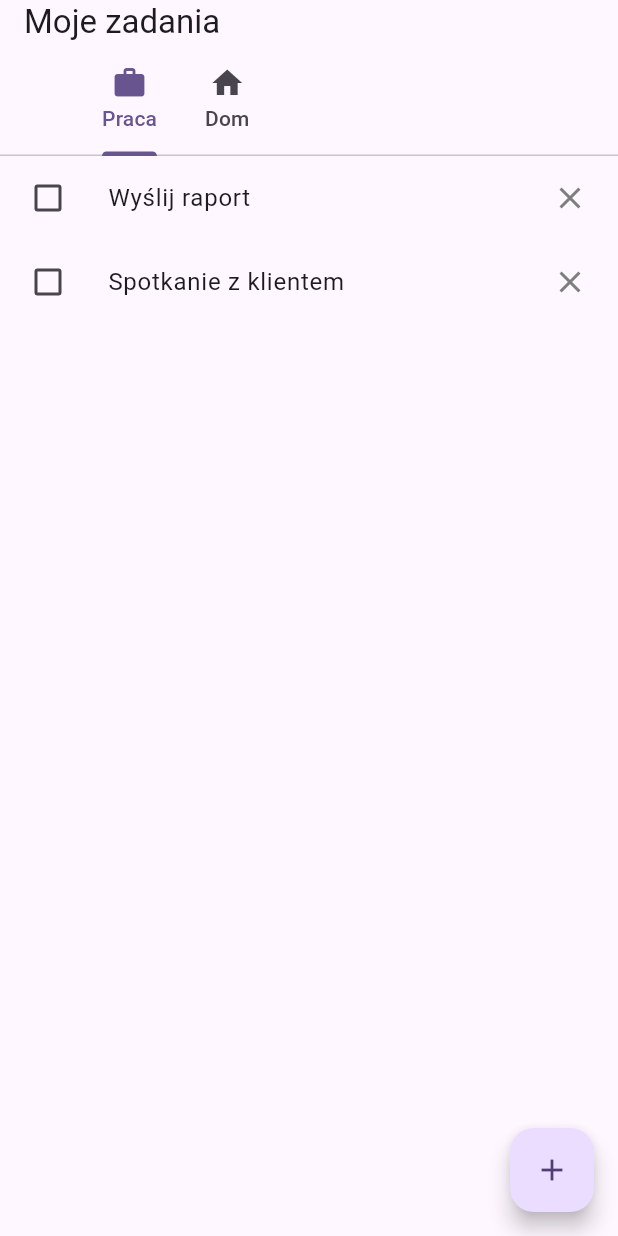
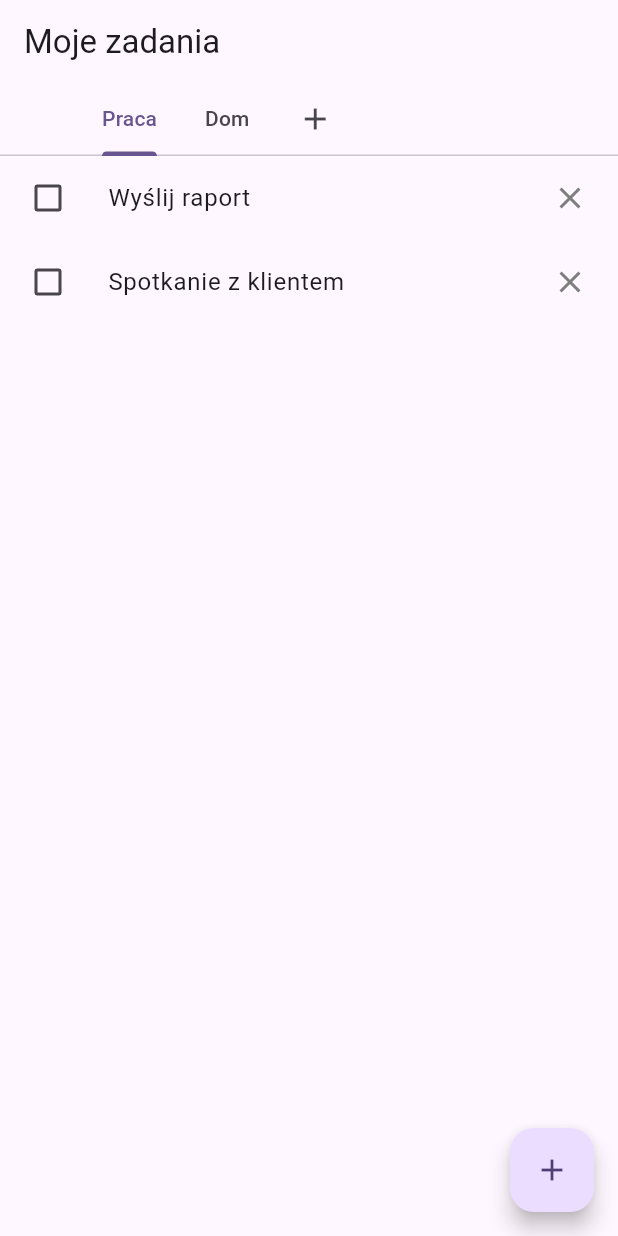
Before and after one commit to T4ZZOR/to_do_app, a Flutter app: the screen it shows after launch, on a phone screen of 412 x 824 dp. Run offline on Flutter 3.47's test engine with Material 3 defaults, Android fonts, the phone set to English and light mode, and no system bars.

Commit message:
category menagement

```diff
--- a/lib/screens/home_page.dart
+++ b/lib/screens/home_page.dart
@@ -1,9 +1,9 @@
 import 'package:flutter/material.dart';
 import 'package:provider/provider.dart';
 import 'package:to_do_app/providers/category_provider.dart';
+import 'package:to_do_app/widgets/add_category_dialog.dart';
 import 'package:to_do_app/widgets/category_tab_w.dart';
 import 'package:to_do_app/widgets/task_list_w.dart';
-import 'package:to_do_app/widgets/task_title_w.dart';
 
 class HomePage extends StatefulWidget {
   const HomePage({super.key});
@@ -32,9 +32,21 @@ class _HomePageState extends State<HomePage> with TickerProviderStateMixin {
         bottom: TabBar(
           controller: _tabController,
           isScrollable: true,
-          tabs: categories
-            .map((cat) => CategoryTabW(category: cat)).toList(),
-          ),
+          tabs: [
+            ...categories.map((cat) => CategoryTabW(category: cat)),
+            Tab(
+              child: GestureDetector(
+                onTap: () {
+                  showDialog(
+                    context: context,
+                    builder: (_) => const AddCategoryDialog(),
+                  );
+                },
+                child: const Icon(Icons.add),
+              ),
+            ),
+          ],
+        ),
       ),
       body: TabBarView(
         controller: _tabController,
@@ -50,32 +62,3 @@ class _HomePageState extends State<HomePage> with TickerProviderStateMixin {
     );
   }
 }
-
-
-  // @override
-  // Widget build(BuildContext context) {
-  //   return MaterialApp(
-  //     home: DefaultTabController(
-  //       length: 3,
-  //       child: Scaffold(
-  //         appBar: AppBar(
-  //           bottom: const TabBar(
-  //             tabs: [
-  //               Tab(icon: Icon(Icons.directions_car)),
-  //               Tab(icon: Icon(Icons.directions_transit)),
-  //               Tab(icon: Icon(Icons.directions_bike)),
-  //             ],
-  //           ),
-  //           title: const Text('Tabs Demo'),
-  //         ),
-  //         body: const TabBarView(
-  //           children: [
-  //             Icon(Icons.directions_car),
-  //             Icon(Icons.directions_transit),
-  //             Icon(Icons.directions_bike),
-  //           ],
-  //         ),
-  //       ),
-  //     ),
-  //   );
-  // }
--- a/lib/widgets/category_tab_w.dart
+++ b/lib/widgets/category_tab_w.dart
@@ -8,7 +8,7 @@ class CategoryTabW extends StatelessWidget{
   @override
   Widget build(BuildContext context) {
     return Tab(
-      icon: Icon(category.icon),
+      //icon: Icon(category.icon),
       text: category.name,
     );
   }
--- a/lib/widgets/task_title_w.dart
+++ b/lib/widgets/task_title_w.dart
@@ -1,7 +1,6 @@
 import 'package:flutter/material.dart';
 import 'package:provider/provider.dart';
 import '../providers/task_provider.dart';
-import '../widgets/task_title_w.dart';
 import 'package:to_do_app/models/task.dart';
 
 class TaskTitleW extends StatelessWidget{
```
Also changed, not shown: lib/widgets/add_category_dialog.dart (added, +49 -0 lines).
